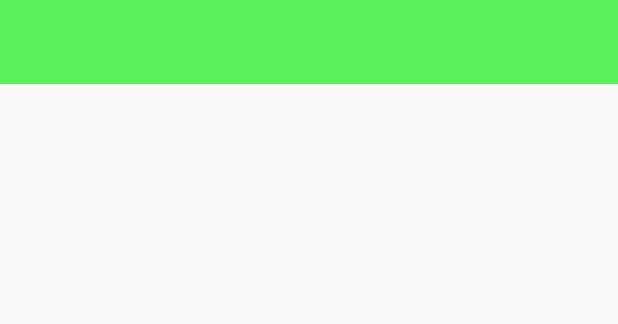
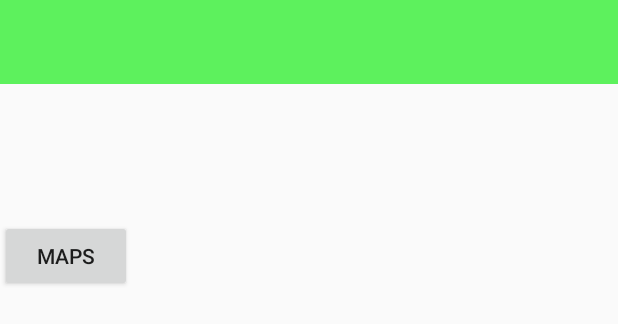
Before and after one commit to francisco50/Mimalabo, an Android app: the layout activity_culture_detail.xml on its own in the app's theme, with its tools: preview values and no code run, on a phone screen of 412 x 824 dp. Shown: the top 324 px of the screen. Run offline under Robolectric (Android 15) with nearby library versions, the phone set to English and light mode, and no system bars.

Commit message:
I created another method in for the CultureDetailActivity with a for loop collecting all the info from the culture class and filling it into the map with the direct coordinates. This way every item or class item has it own directions included in the array.
I also created a string for the map as text.

```diff
--- a/app/src/main/res/layout/activity_culture_detail.xml
+++ b/app/src/main/res/layout/activity_culture_detail.xml
@@ -42,6 +42,13 @@
             android:layout_width="wrap_content"
             android:layout_height="wrap_content"
             android:textAppearance="?android:attr/textAppearanceLarge"/>
+
+        <Button
+            android:id="@+id/map_cordinates"
+            android:onClick="displayMap1"
+            android:text="@string/maps"
+            android:layout_width="wrap_content"
+            android:layout_height="wrap_content" />
     </LinearLayout>
 
 
--- a/app/src/main/res/layout/activity_places_detail.xml
+++ b/app/src/main/res/layout/activity_places_detail.xml
@@ -47,6 +47,7 @@
         <Button
             android:id="@+id/map_cordinates"
             android:onClick="displayMap"
+            android:text="@string/maps"
             android:layout_width="wrap_content"
             android:layout_height="wrap_content" />
 
--- a/app/src/main/res/values/strings.xml
+++ b/app/src/main/res/values/strings.xml
@@ -65,5 +65,6 @@
     <!-- TODO: Remove or change this placeholder text -->
     <string name="hello_blank_fragment">Hello blank fragment</string>
     <string name="display_map">Display map</string>
+    <string name="maps">Maps</string>
 
 </resources>
```
Also changed, not shown: app/src/main/java/com/example/mimalabo/DetailsActivities/Activity_places_detail.java (+1 -17 lines), app/src/main/java/com/example/mimalabo/DetailsActivities/CultureDetailActivity.java (+12 -0 lines).
